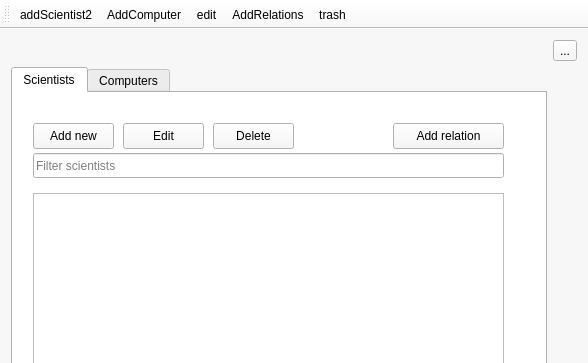
Hopur-50/Verkefni3, file mainwindow.ui: the form before one commit; both pictures show x 0 to 588 and y 0 to 363 of the 588 by 672 pixel window.
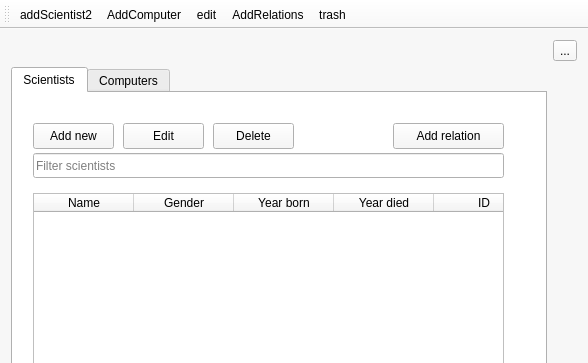
The form after the commit. Icons and pictures are not drawn.

Commit message: Added changes to deletecomputer function

The edit to the form file:
```diff
--- a/mainwindow.ui
+++ b/mainwindow.ui
@@ -564,7 +564,7 @@
          <number>0</number>
         </property>
         <attribute name="horizontalHeaderVisible">
-         <bool>false</bool>
+         <bool>true</bool>
         </attribute>
         <attribute name="horizontalHeaderCascadingSectionResizes">
          <bool>false</bool>
```
The commit also changes 1 other file.
